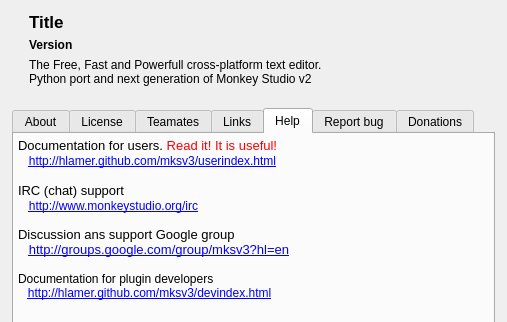
Old version of the form mks/ui/UIAbout.ui in the repository andreikop/enki; both pictures show x 0 to 507 and y 0 to 322 of the 507 by 471 pixel window.
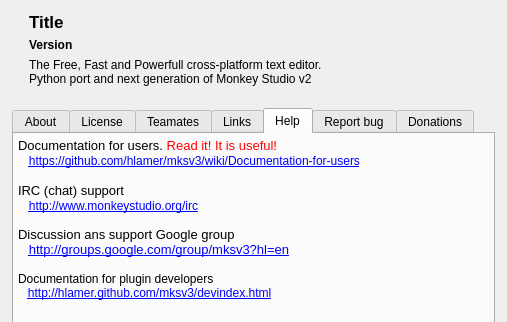
New version of the form. The open tabs and pages were chosen to show the change. Icons and pictures are not drawn.

Commit message: Updated users documentation link

```diff
--- a/mks/ui/UIAbout.ui
+++ b/mks/ui/UIAbout.ui
@@ -607,7 +607,7 @@
 &lt;tr&gt;
 &lt;td&gt;
 &lt;p style=&quot; margin-top:0px; margin-bottom:0px; margin-left:0px; margin-right:0px; -qt-block-indent:0; text-indent:0px;&quot;&gt;Documentation for users. &lt;span style=&quot; color:#ff0000;&quot;&gt;Read it! It is useful!&lt;/span&gt;&lt;/p&gt;
-&lt;p style=&quot; margin-top:0px; margin-bottom:0px; margin-left:0px; margin-right:0px; -qt-block-indent:0; text-indent:0px;&quot;&gt;   &lt;a href=&quot;http://hlamer.github.com/mksv3/userindex.html&quot;&gt;&lt;span style=&quot; font-family:'Sans'; font-size:9pt; text-decoration: underline; color:#0000ff;&quot;&gt;http://hlamer.github.com/mksv3/userindex.html&lt;/span&gt;&lt;/a&gt;&lt;/p&gt;
+&lt;p style=&quot; margin-top:0px; margin-bottom:0px; margin-left:0px; margin-right:0px; -qt-block-indent:0; text-indent:0px;&quot;&gt;   &lt;a href=&quot;https://github.com/hlamer/mksv3/wiki/Documentation-for-users&quot;&gt;&lt;span style=&quot; font-family:'Sans'; font-size:9pt; text-decoration: underline; color:#0000ff;&quot;&gt;https://github.com/hlamer/mksv3/wiki/Documentation-for-users&lt;/span&gt;&lt;/a&gt;&lt;/p&gt;
 &lt;p style=&quot;-qt-paragraph-type:empty; margin-top:0px; margin-bottom:0px; margin-left:0px; margin-right:0px; -qt-block-indent:0; text-indent:0px;&quot;&gt;&lt;/p&gt;
 &lt;p style=&quot; margin-top:0px; margin-bottom:0px; margin-left:0px; margin-right:0px; -qt-block-indent:0; text-indent:0px;&quot;&gt;IRC (chat) support&lt;br /&gt;   &lt;a href=&quot;http://www.monkeystudio.org/irc&quot;&gt;&lt;span style=&quot; font-family:'Sans'; font-size:9pt; text-decoration: underline; color:#0000ff;&quot;&gt;http://www.monkeystudio.org/irc&lt;/span&gt;&lt;/a&gt;&lt;/p&gt;
 &lt;p style=&quot;-qt-paragraph-type:empty; margin-top:0px; margin-bottom:0px; margin-left:0px; margin-right:0px; -qt-block-indent:0; text-indent:0px; font-family:'Sans'; font-size:9pt; text-decoration: underline; color:#0000ff;&quot;&gt;&lt;/p&gt;&lt;/td&gt;&lt;/tr&gt;
```
The commit also changes 1 other file.
